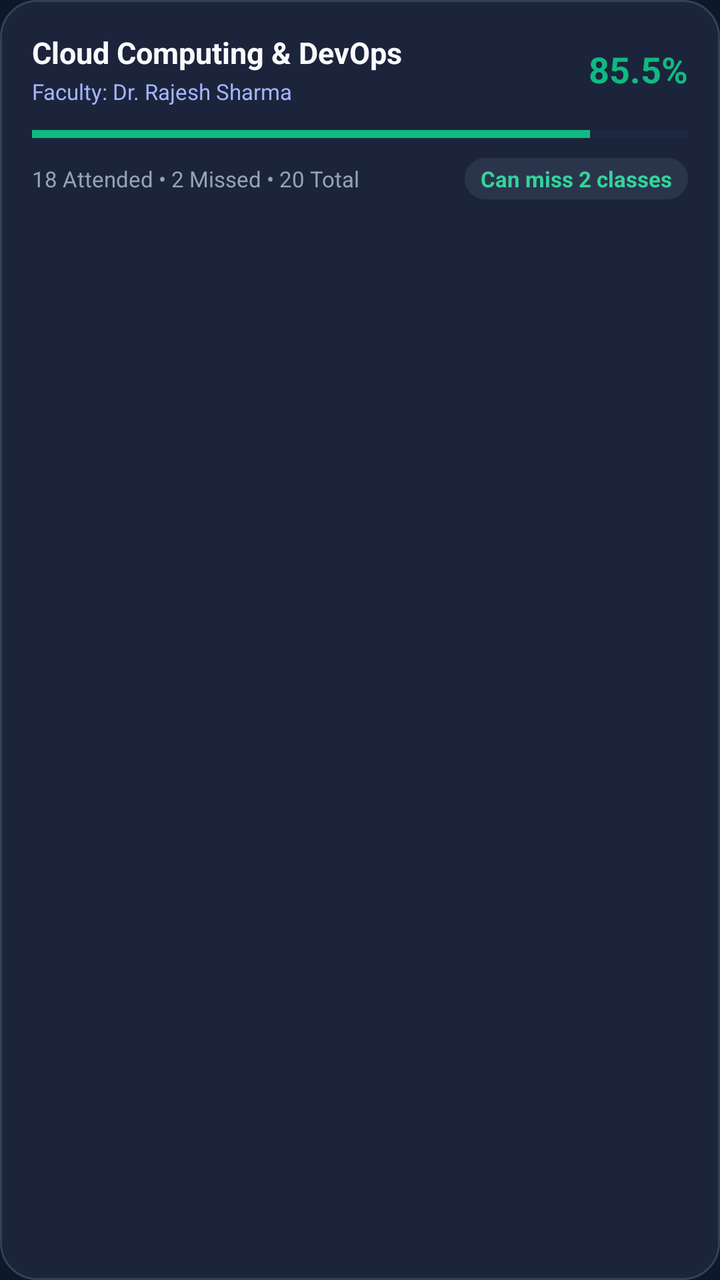
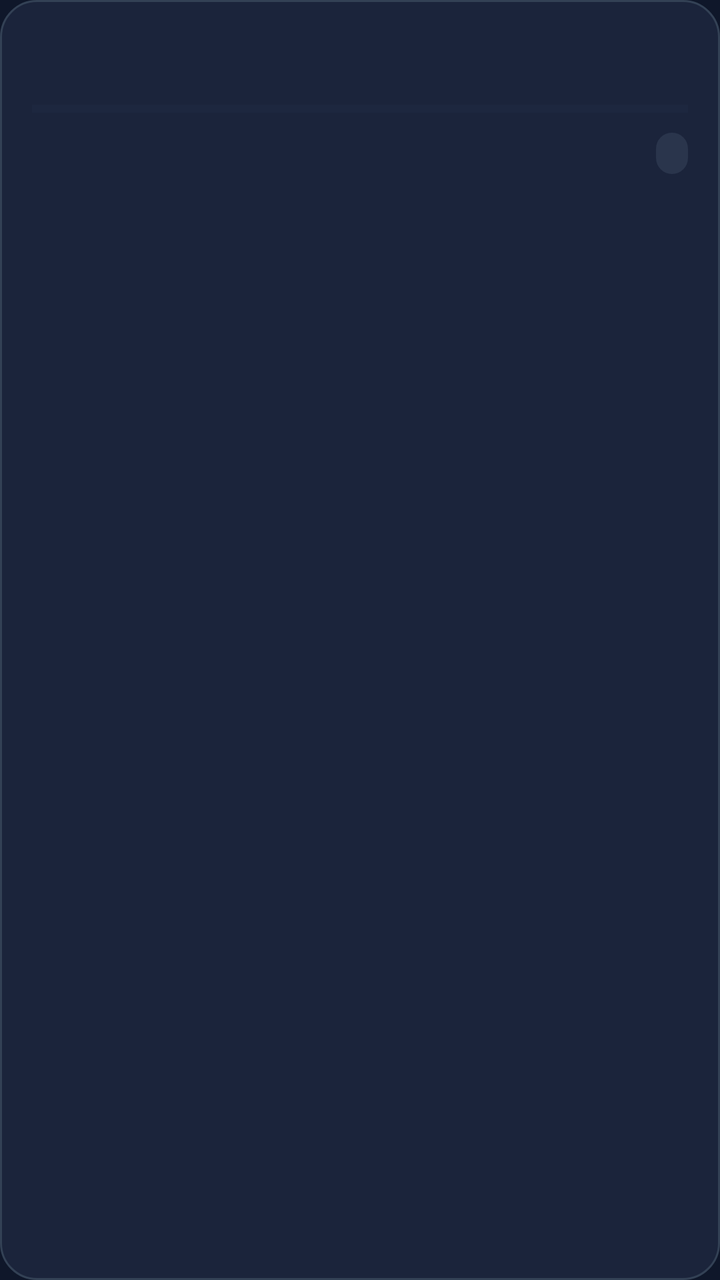

An Android layout rendered at two revisions. The XML below is the earlier revision; the diff shows what the commit changed to produce the second picture.
<!-- AndroidManifest.xml: application theme Theme.LloydAttendance -->
<!-- res/layout/item_subject.xml -->
<?xml version="1.0" encoding="utf-8"?>
<LinearLayout xmlns:android="http://schemas.android.com/apk/res/android"
    android:layout_width="match_parent"
    android:layout_height="wrap_content"
    android:orientation="vertical"
    android:background="@drawable/bg_card"
    android:padding="16dp"
    android:layout_marginBottom="12dp">

    <LinearLayout
        android:layout_width="match_parent"
        android:layout_height="wrap_content"
        android:orientation="horizontal"
        android:gravity="center_vertical">

        <LinearLayout
            android:layout_width="0dp"
            android:layout_height="wrap_content"
            android:layout_weight="1"
            android:orientation="vertical">

            <TextView
                android:id="@+id/tv_subject_name"
                android:layout_width="wrap_content"
                android:layout_height="wrap_content"
                android:text="Cloud Computing &amp; DevOps"
                android:textColor="@color/text_primary"
                android:textSize="15sp"
                android:textStyle="bold" />

            <TextView
                android:id="@+id/tv_subject_faculty"
                android:layout_width="wrap_content"
                android:layout_height="wrap_content"
                android:layout_marginTop="2dp"
                android:text="Faculty: Dr. Rajesh Sharma"
                android:textColor="#A5B4FC"
                android:textSize="11sp" />
        </LinearLayout>

        <TextView
            android:id="@+id/tv_subject_percentage"
            android:layout_width="wrap_content"
            android:layout_height="wrap_content"
            android:text="85.5%"
            android:textColor="@color/status_safe"
            android:textSize="18sp"
            android:textStyle="bold" />
    </LinearLayout>

    <ProgressBar
        android:id="@+id/pb_subject_progress"
        style="?android:attr/progressBarStyleHorizontal"
        android:layout_width="match_parent"
        android:layout_height="8dp"
        android:layout_marginTop="10dp"
        android:max="100"
        android:progress="85"
        android:progressTint="@color/status_safe"
        android:progressBackgroundTint="@color/card_dark_elevated" />

    <LinearLayout
        android:layout_width="match_parent"
        android:layout_height="wrap_content"
        android:layout_marginTop="8dp"
        android:orientation="horizontal"
        android:gravity="center_vertical">

        <TextView
            android:id="@+id/tv_subject_stats"
            android:layout_width="0dp"
            android:layout_height="wrap_content"
            android:layout_weight="1"
            android:text="18 Attended • 2 Missed • 20 Total"
            android:textColor="@color/text_secondary"
            android:textSize="11sp" />

        <TextView
            android:id="@+id/tv_subject_bunk"
            android:layout_width="wrap_content"
            android:layout_height="wrap_content"
            android:background="@drawable/bg_widget_pill"
            android:paddingStart="8dp"
            android:paddingEnd="8dp"
            android:paddingTop="3dp"
            android:paddingBottom="3dp"
            android:text="Can miss 2 classes"
            android:textColor="#34D399"
            android:textSize="11sp"
            android:textStyle="bold" />
    </LinearLayout>

</LinearLayout>
<!-- resources referenced by this layout -->
<resources>
  <color name="card_dark_elevated">#222E49</color>
  <color name="status_safe">#10B981</color>
  <color name="text_primary">#F8FAFC</color>
  <color name="text_secondary">#94A3B8</color>
  <!-- drawable bg_card (drawable) -->
  <?xml version="1.0" encoding="utf-8"?>
  <shape xmlns:android="http://schemas.android.com/apk/res/android"
      android:shape="rectangle">
      <corners android:radius="18dp" />
      <solid android:color="@color/card_dark" />
      <stroke android:width="1dp" android:color="@color/card_border" />
  </shape>
  <!-- drawable bg_widget_pill (drawable) -->
  <?xml version="1.0" encoding="utf-8"?>
  <shape xmlns:android="http://schemas.android.com/apk/res/android"
      android:shape="rectangle">
      <corners android:radius="14dp" />
      <solid android:color="#2A354C" />
  </shape>
  <style name="Theme.LloydAttendance" parent="Theme.Material3.Dark.NoActionBar">
          
          <item name="colorPrimary">@color/md_theme_dark_primary</item>
          <item name="colorOnPrimary">@color/md_theme_dark_onPrimary</item>
          <item name="colorPrimaryContainer">@color/md_theme_dark_primaryContainer</item>
          <item name="colorOnPrimaryContainer">@color/md_theme_dark_onPrimaryContainer</item>
  
          
          <item name="colorSecondary">@color/md_theme_dark_secondary</item>
          <item name="colorOnSecondary">@color/md_theme_dark_onSecondary</item>
          <item name="colorSecondaryContainer">@color/md_theme_dark_secondaryContainer</item>
          <item name="colorOnSecondaryContainer">@color/md_theme_dark_onSecondaryContainer</item>
  
          
          <item name="colorSurface">@color/md_theme_dark_surface</item>
          <item name="colorOnSurface">@color/md_theme_dark_onSurface</item>
          <item name="colorOnSurfaceVariant">@color/md_theme_dark_onSurfaceVariant</item>
          <item name="colorSurfaceContainer">@color/md_theme_dark_surfaceContainer</item>
          <item name="colorSurfaceContainerHigh">@color/md_theme_dark_surfaceContainerHigh</item>
          <item name="colorOutline">@color/md_theme_dark_outline</item>
          <item name="colorOutlineVariant">@color/md_theme_dark_outlineVariant</item>
  
          
          <item name="android:windowBackground">@color/md_theme_dark_surface</item>
          <item name="android:statusBarColor">@color/md_theme_dark_surface</item>
          <item name="android:navigationBarColor">@color/md_theme_dark_surfaceContainerLowest</item>
          <item name="android:windowLightStatusBar">false</item>
      </style>
  <color name="card_dark">#1B243B</color>
  <color name="card_border">#334155</color>
  <color name="md_theme_dark_primary">#818CF8</color>
  <color name="md_theme_dark_onPrimary">#1E1B4B</color>
  <color name="md_theme_dark_primaryContainer">#312E81</color>
  <color name="md_theme_dark_onPrimaryContainer">#E0E7FF</color>
  <color name="md_theme_dark_secondary">#38BDF8</color>
  <color name="md_theme_dark_onSecondary">#082F49</color>
  <color name="md_theme_dark_secondaryContainer">#0C4A6E</color>
  <color name="md_theme_dark_onSecondaryContainer">#E0F2FE</color>
  <color name="md_theme_dark_surface">#0F172A</color>
  <color name="md_theme_dark_onSurface">#F8FAFC</color>
  <color name="md_theme_dark_onSurfaceVariant">#94A3B8</color>
  <color name="md_theme_dark_surfaceContainer">#1B243B</color>
  <color name="md_theme_dark_surfaceContainerHigh">#222E49</color>
  <color name="md_theme_dark_outline">#475569</color>
  <color name="md_theme_dark_outlineVariant">#334155</color>
  <color name="md_theme_dark_surfaceContainerLowest">#0B0F19</color>
</resources>

<!-- the commit's change to res/layout/item_subject.xml (unified diff, before → after) -->
@@ -23,7 +23,6 @@
                 android:id="@+id/tv_subject_name"
                 android:layout_width="wrap_content"
                 android:layout_height="wrap_content"
-                android:text="Cloud Computing &amp; DevOps"
                 android:textColor="@color/text_primary"
                 android:textSize="15sp"
                 android:textStyle="bold" />
@@ -33,16 +32,15 @@
                 android:layout_width="wrap_content"
                 android:layout_height="wrap_content"
                 android:layout_marginTop="2dp"
-                android:text="Faculty: Dr. Rajesh Sharma"
                 android:textColor="#A5B4FC"
-                android:textSize="11sp" />
+                android:textSize="11sp"
+                android:visibility="gone" />
         </LinearLayout>
 
         <TextView
             android:id="@+id/tv_subject_percentage"
             android:layout_width="wrap_content"
             android:layout_height="wrap_content"
-            android:text="85.5%"
             android:textColor="@color/status_safe"
             android:textSize="18sp"
             android:textStyle="bold" />
@@ -55,7 +53,7 @@
         android:layout_height="8dp"
         android:layout_marginTop="10dp"
         android:max="100"
-        android:progress="85"
+        android:progress="0"
         android:progressTint="@color/status_safe"
         android:progressBackgroundTint="@color/card_dark_elevated" />
 
@@ -71,7 +69,6 @@
             android:layout_width="0dp"
             android:layout_height="wrap_content"
             android:layout_weight="1"
-            android:text="18 Attended • 2 Missed • 20 Total"
             android:textColor="@color/text_secondary"
             android:textSize="11sp" />
 
@@ -84,7 +81,6 @@
             android:paddingEnd="8dp"
             android:paddingTop="3dp"
             android:paddingBottom="3dp"
-            android:text="Can miss 2 classes"
             android:textColor="#34D399"
             android:textSize="11sp"
             android:textStyle="bold" />
